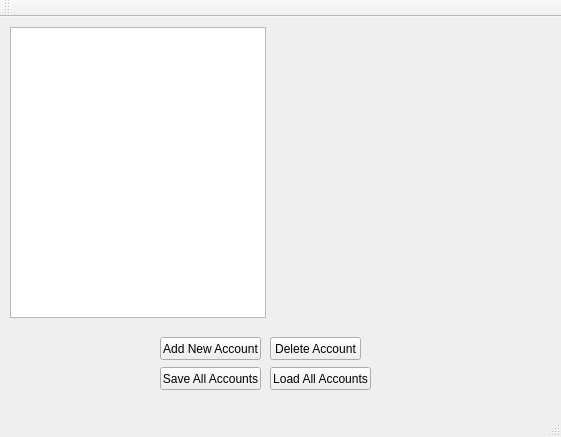
kingyy2013/autobot, file mainwindow.ui: the form before one commit.
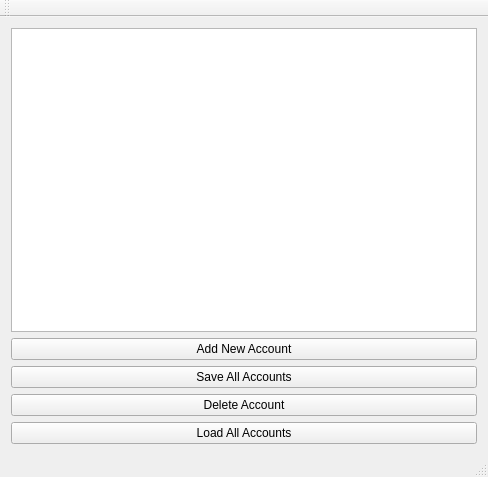
The form after the commit.

Commit message: Readjusted the layouts.

```diff
--- a/mainwindow.ui
+++ b/mainwindow.ui
@@ -6,88 +6,79 @@
    <rect>
     <x>0</x>
     <y>0</y>
-    <width>561</width>
-    <height>437</height>
+    <width>488</width>
+    <height>477</height>
    </rect>
   </property>
   <property name="windowTitle">
    <string>MainWindow</string>
   </property>
   <widget class="QWidget" name="centralWidget">
+   <property name="enabled">
+    <bool>true</bool>
+   </property>
+   <property name="sizePolicy">
+    <sizepolicy hsizetype="Preferred" vsizetype="Preferred">
+     <horstretch>0</horstretch>
+     <verstretch>0</verstretch>
+    </sizepolicy>
+   </property>
+   <property name="layoutDirection">
+    <enum>Qt::LeftToRight</enum>
+   </property>
+   <property name="autoFillBackground">
+    <bool>true</bool>
+   </property>
+   <layout class="QGridLayout" name="gridLayout_2">
+    <item row="0" column="0">
+     <widget class="QListWidget" name="listWidget_accounts">
+      <property name="selectionMode">
+       <enum>QAbstractItemView::ContiguousSelection</enum>
+      </property>
+      <property name="isWrapping" stdset="0">
+       <bool>false</bool>
+      </property>
+      <property name="selectionRectVisible">
+       <bool>true</bool>
+      </property>
+      <property name="sortingEnabled">
+       <bool>true</bool>
+      </property>
+     </widget>
+    </item>
+    <item row="1" column="0">
+     <layout class="QGridLayout" name="gridLayout">
+      <item row="0" column="0">
    <widget class="QPushButton" name="pushButton_add">
-    <property name="geometry">
-     <rect>
-      <x>160</x>
-      <y>320</y>
-      <width>101</width>
-      <height>23</height>
-     </rect>
-    </property>
     <property name="text">
      <string>Add New Account</string>
     </property>
    </widget>
+      </item>
+      <item row="2" column="0">
    <widget class="QPushButton" name="pushButton_delete">
-    <property name="geometry">
-     <rect>
-      <x>270</x>
-      <y>320</y>
-      <width>91</width>
-      <height>23</height>
-     </rect>
-    </property>
     <property name="text">
      <string>Delete Account</string>
     </property>
    </widget>
+      </item>
+      <item row="1" column="0">
    <widget class="QPushButton" name="pushButton_saveall">
-    <property name="geometry">
-     <rect>
-      <x>160</x>
-      <y>350</y>
-      <width>101</width>
-      <height>23</height>
-     </rect>
-    </property>
     <property name="text">
      <string>Save All Accounts</string>
     </property>
    </widget>
+      </item>
+      <item row="3" column="0">
    <widget class="QPushButton" name="pushButton_loadall">
-    <property name="geometry">
-     <rect>
-      <x>270</x>
-      <y>350</y>
-      <width>101</width>
-      <height>23</height>
-     </rect>
-    </property>
     <property name="text">
      <string>Load All Accounts</string>
     </property>
    </widget>
-   <widget class="QListWidget" name="listWidget_accounts">
-    <property name="geometry">
-     <rect>
-      <x>10</x>
-      <y>10</y>
-      <width>256</width>
-      <height>291</height>
-     </rect>
-    </property>
-    <property name="selectionMode">
-     <enum>QAbstractItemView::ContiguousSelection</enum>
-    </property>
-    <property name="isWrapping" stdset="0">
-     <bool>false</bool>
-    </property>
-    <property name="selectionRectVisible">
-     <bool>true</bool>
-    </property>
-    <property name="sortingEnabled">
-     <bool>true</bool>
-    </property>
-   </widget>
+      </item>
+     </layout>
+    </item>
+   </layout>
   </widget>
   <widget class="QMenuBar" name="menuBar">
    <property name="geometry">
```
Left out of the diff: 2 changed lines with no effect on the pictures. Lines whose indentation alone changed are shown as unchanged. The commit also changes 4 other files.
